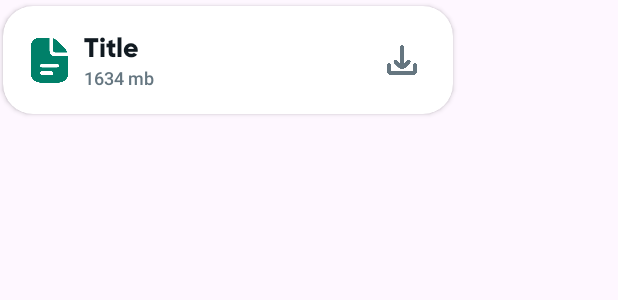
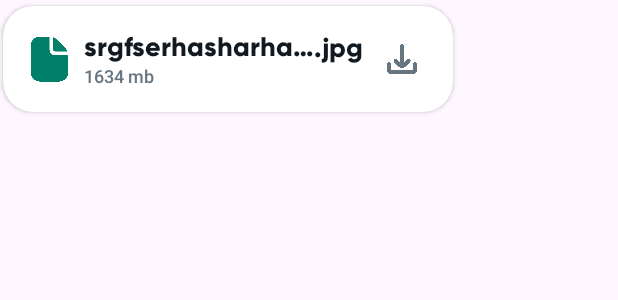
Before and after one commit to rajmaru/TempMail, an Android app: the layout attachments_layout.xml on its own in the app's theme, with its tools: preview values and no code run, on a phone screen of 412 x 824 dp. Shown: the top 300 px of the screen. Run offline under Robolectric (Android 15) with nearby library versions, the phone set to English and light mode, and no system bars.

Commit message:
Initial commit

```diff
--- a/app/src/main/java/com/one/tempmail/Adapter/InboxAdapter.java
+++ b/app/src/main/java/com/one/tempmail/Adapter/InboxAdapter.java
@@ -1,6 +1,7 @@
 package com.one.tempmail.Adapter;
 
 import android.content.Intent;
+import android.util.Log;
 import android.view.LayoutInflater;
 import android.view.View;
 import android.view.ViewGroup;
--- a/app/src/main/java/com/one/tempmail/Constants/Constants.java
+++ b/app/src/main/java/com/one/tempmail/Constants/Constants.java
@@ -5,5 +5,6 @@ public class Constants {
     public static final String ACTION_GET_RANDOM_EMAIL = "genRandomMailbox";
     public static final String ACTION_GET_MESSAGES = "getMessages";
     public static final String ACTION_READ_MESSAGE = "readMessage";
-    public static final String ACTION_DOWNLOAD = "download";
+
+    public static final String PDF = ".pdf";
 }
--- a/app/src/main/res/layout/attachments_layout.xml
+++ b/app/src/main/res/layout/attachments_layout.xml
@@ -35,15 +35,29 @@
             android:layout_height="wrap_content"
             android:layout_marginStart="8dp"
             android:layout_marginTop="16dp"
-            android:layout_marginEnd="16dp"
+            android:layout_marginEnd="-5dp"
             android:ellipsize="end"
             android:fontFamily="@font/gilroy_bold"
-            android:maxLines="1"
-            android:text="Title"
+            android:includeFontPadding="false"
+            android:singleLine="true"
+            android:text="srgfserhasharharehaerhr"
+            android:textColor="@color/text_title"
+            android:textSize="18sp"
+            app:layout_constraintEnd_toStartOf="@+id/extensionAttachments"
+            app:layout_constraintStart_toEndOf="@+id/iconAttachments"
+            app:layout_constraintTop_toTopOf="parent" />
+
+        <TextView
+            android:id="@+id/extensionAttachments"
+            android:layout_width="0dp"
+            android:layout_height="wrap_content"
+            android:layout_marginTop="16dp"
+            android:layout_marginEnd="16dp"
+            android:fontFamily="@font/gilroy_bold"
+            android:text=".jpg"
             android:textColor="@color/text_title"
             android:textSize="18sp"
             app:layout_constraintEnd_toStartOf="@+id/downloadAttachments"
-            app:layout_constraintStart_toEndOf="@+id/iconAttachments"
             app:layout_constraintTop_toTopOf="parent" />
 
         <TextView
```
Also changed, not shown: app/src/main/java/com/one/tempmail/Adapter/AttachmentsAdapter.java (+12 -2 lines), app/src/main/java/com/one/tempmail/UI/MainActivity.java (+80 -4 lines), app/src/main/res/drawable/ic_document.png, app/src/main/res/drawable/ic_image.png (added), app/src/main/res/drawable/ic_jpg.png (added), app/src/main/res/drawable/ic_music.png (added), app/src/main/res/drawable/ic_pdf.png (added), app/src/main/res/drawable/ic_text.png (added), app/src/main/res/drawable/ic_video.png (added).
